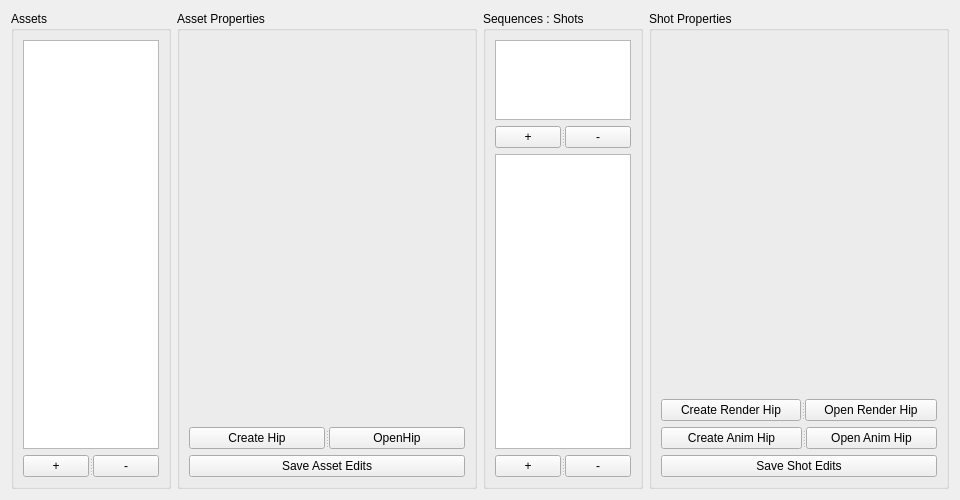
Before: the Qt Designer form ui/projectManager_main.ui in all-in-one-of/Eve, drawn with Qt 5.
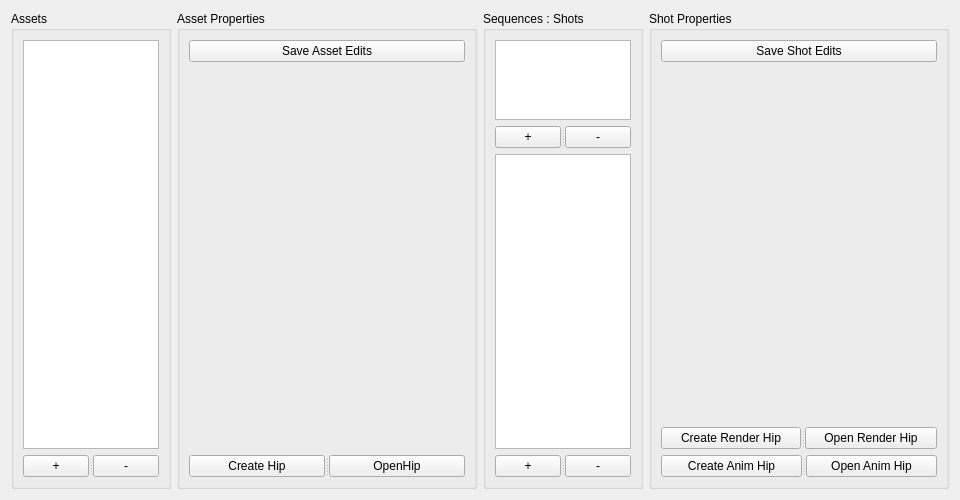
After: the same form once the commit is applied.

Patch:
```diff
--- a/ui/projectManager_main.ui
+++ b/ui/projectManager_main.ui
@@ -74,6 +74,13 @@
       <item>
        <layout class="QVBoxLayout" name="assetLayout"/>
       </item>
+      <item>
+       <widget class="QPushButton" name="btn_saveAsset">
+        <property name="text">
+         <string>Save Asset Edits</string>
+        </property>
+       </widget>
+      </item>
       <item>
        <spacer name="verticalSpacer">
         <property name="orientation">
@@ -104,13 +111,6 @@
         </widget>
        </widget>
       </item>
-      <item>
-       <widget class="QPushButton" name="btn_saveAsset">
-        <property name="text">
-         <string>Save Asset Edits</string>
-        </property>
-       </widget>
-      </item>
      </layout>
     </widget>
    </item>
@@ -198,6 +198,13 @@
       <item>
        <layout class="QVBoxLayout" name="shotLayout"/>
       </item>
+      <item>
+       <widget class="QPushButton" name="btn_saveShot">
+        <property name="text">
+         <string>Save Shot Edits</string>
+        </property>
+       </widget>
+      </item>
       <item>
        <spacer name="verticalSpacer_2">
         <property name="orientation">
@@ -245,13 +252,6 @@
         </widget>
        </widget>
       </item>
-      <item>
-       <widget class="QPushButton" name="btn_saveShot">
-        <property name="text">
-         <string>Save Shot Edits</string>
-        </property>
-       </widget>
-      </item>
      </layout>
     </widget>
    </item>
```
